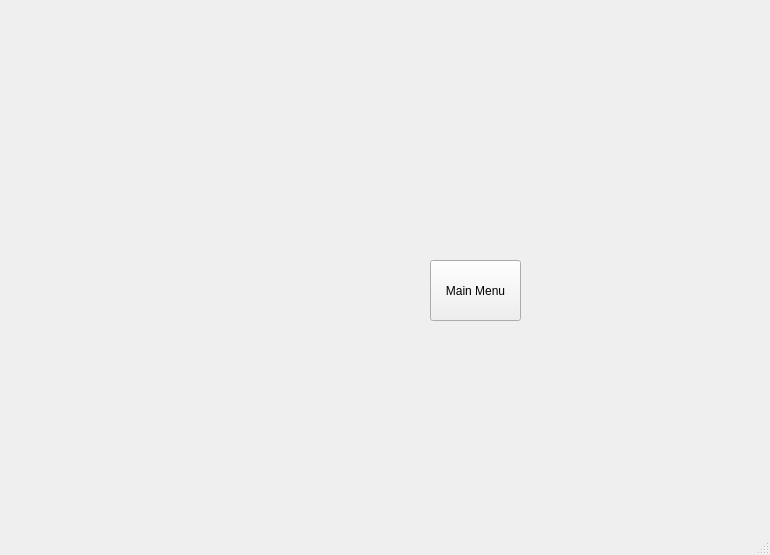
Above: app.ui from JohnPoleshchuk/KeyboardTrainer before the change. Below: the same form after it.
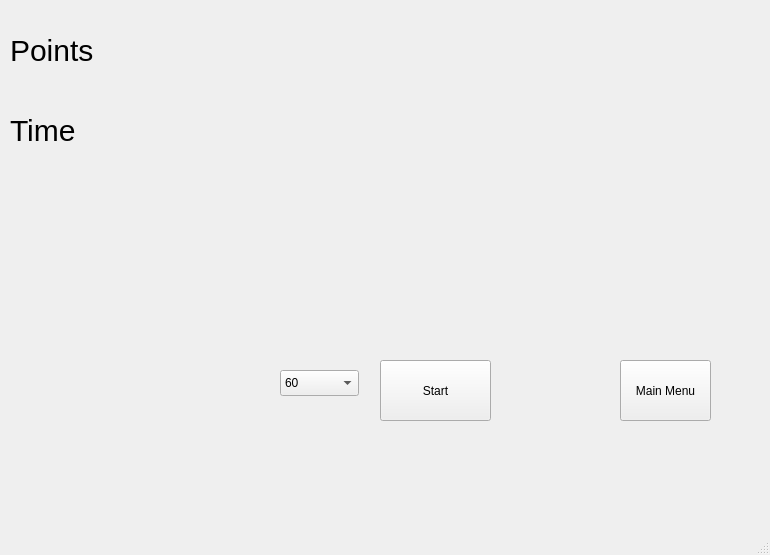
That is the form after the change. The open tabs and pages were chosen to show the change.

The edit to the form file:
```diff
--- a/app.ui
+++ b/app.ui
@@ -761,8 +761,8 @@
      <widget class="QPushButton" name="ButtonMainMenuOP3">
       <property name="geometry">
        <rect>
-        <x>450</x>
-        <y>270</y>
+        <x>640</x>
+        <y>370</y>
         <width>91</width>
         <height>61</height>
        </rect>
@@ -771,6 +771,134 @@
        <string>Main Menu</string>
       </property>
      </widget>
+     <widget class="QPushButton" name="Option3ButtonStart">
+      <property name="geometry">
+       <rect>
+        <x>400</x>
+        <y>370</y>
+        <width>111</width>
+        <height>61</height>
+       </rect>
+      </property>
+      <property name="text">
+       <string>Start</string>
+      </property>
+     </widget>
+     <widget class="QComboBox" name="Option3ChoseNumber">
+      <property name="geometry">
+       <rect>
+        <x>300</x>
+        <y>380</y>
+        <width>79</width>
+        <height>26</height>
+       </rect>
+      </property>
+      <item>
+       <property name="text">
+        <string>60</string>
+       </property>
+      </item>
+      <item>
+       <property name="text">
+        <string>30</string>
+       </property>
+      </item>
+      <item>
+       <property name="text">
+        <string>15</string>
+       </property>
+      </item>
+     </widget>
+     <widget class="QLabel" name="Option3LabelTime">
+      <property name="geometry">
+       <rect>
+        <x>30</x>
+        <y>100</y>
+        <width>71</width>
+        <height>81</height>
+       </rect>
+      </property>
+      <property name="styleSheet">
+       <string notr="true">QLabel {
+font-size:30px;
+}</string>
+      </property>
+      <property name="text">
+       <string>Time</string>
+      </property>
+     </widget>
+     <widget class="QLabel" name="Option3OUT">
+      <property name="geometry">
+       <rect>
+        <x>40</x>
+        <y>230</y>
+        <width>591</width>
+        <height>81</height>
+       </rect>
+      </property>
+      <property name="styleSheet">
+       <string notr="true">QLabel {
+font-size:30px;
+}</string>
+      </property>
+      <property name="text">
+       <string/>
+      </property>
+     </widget>
+     <widget class="QLabel" name="Option3Points">
+      <property name="geometry">
+       <rect>
+        <x>120</x>
+        <y>20</y>
+        <width>571</width>
+        <height>81</height>
+       </rect>
+      </property>
+      <property name="styleSheet">
+       <string notr="true">QLabel {
+font-size:30px;
+}</string>
+      </property>
+      <property name="text">
+       <string/>
+      </property>
+     </widget>
+     <widget class="QLabel" name="Option3TIME">
+      <property name="geometry">
+       <rect>
+        <x>110</x>
+        <y>100</y>
+        <width>571</width>
+        <height>81</height>
+       </rect>
+      </property>
+      <property name="styleSheet">
+       <string notr="true">QLabel {
+font-size:30px;
+}</string>
+      </property>
+      <property name="text">
+       <string/>
+      </property>
+     </widget>
+     <widget class="QLabel" name="Option3LabelPoints">
+      <property name="geometry">
+       <rect>
+        <x>30</x>
+        <y>20</y>
+        <width>91</width>
+        <height>81</height>
+       </rect>
+      </property>
+      <property name="styleSheet">
+       <string notr="true">QLabel {
+font-size:30px;
+}</string>
+      </property>
+      <property name="text">
+       <string>Points</string>
+      </property>
+     </widget>
     </widget>
     <widget class="QWidget" name="Option4">
      <widget class="QPushButton" name="ButtonMainMenuOP4">
```
Left out of the diff: 46 changed lines with no effect on the pictures.
